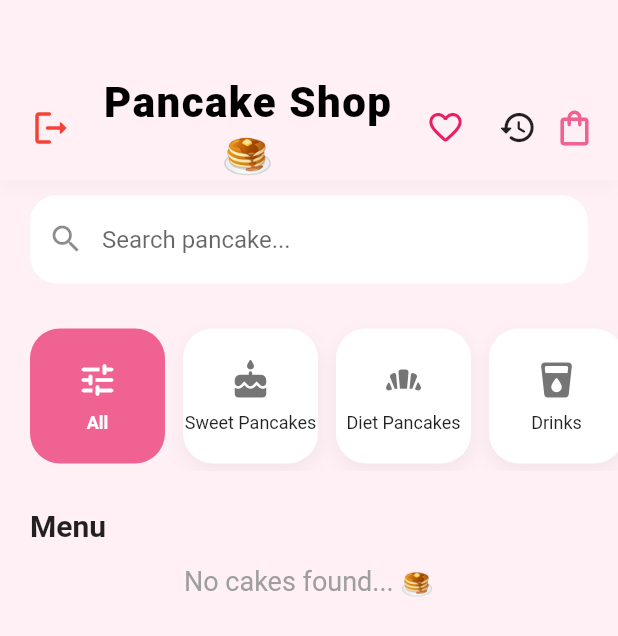
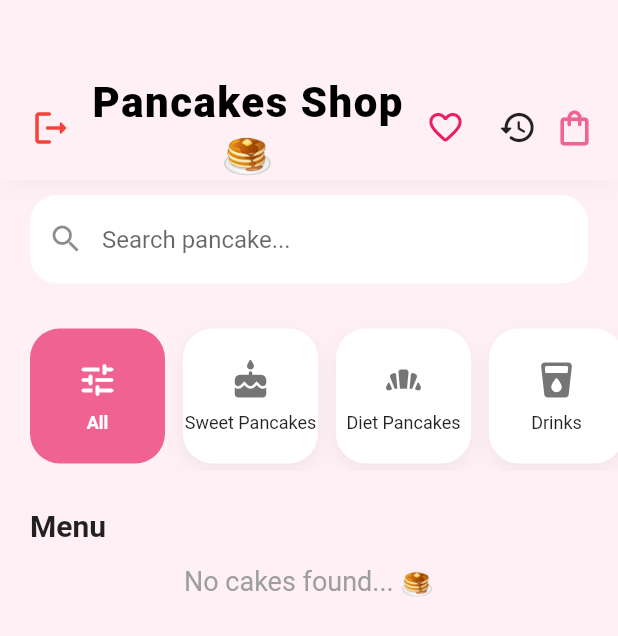
Before and after one commit to HaiAnh208/pancake_app, a Flutter app: the screen it shows once a user with an empty profile is signed in, on a phone screen of 412 x 824 dp. Shown: the top 636 px of the screen. Run offline on Flutter 3.47's test engine with Material 3 defaults, Android fonts, the phone set to English and light mode, and no system bars; our stand-ins replace cloud_firestore, firebase_auth, firebase_core, font_awesome_flutter; accounts and stored records are empty.

Commit message:
update giao diện lần 2

```diff
--- a/lib/screens/home_screen.dart
+++ b/lib/screens/home_screen.dart
@@ -708,7 +708,7 @@ Widget _buildCategoryList(Color primaryColor) {
           // 🥞 TIÊU ĐỀ GIỮ NGUYÊN
           Expanded(
             child: Text(
-              "Pancake Shop 🥞",
+              "Pancakes Shop 🥞",
               textAlign: TextAlign.center,
               style: const TextStyle(
                 fontSize: 28,
```
